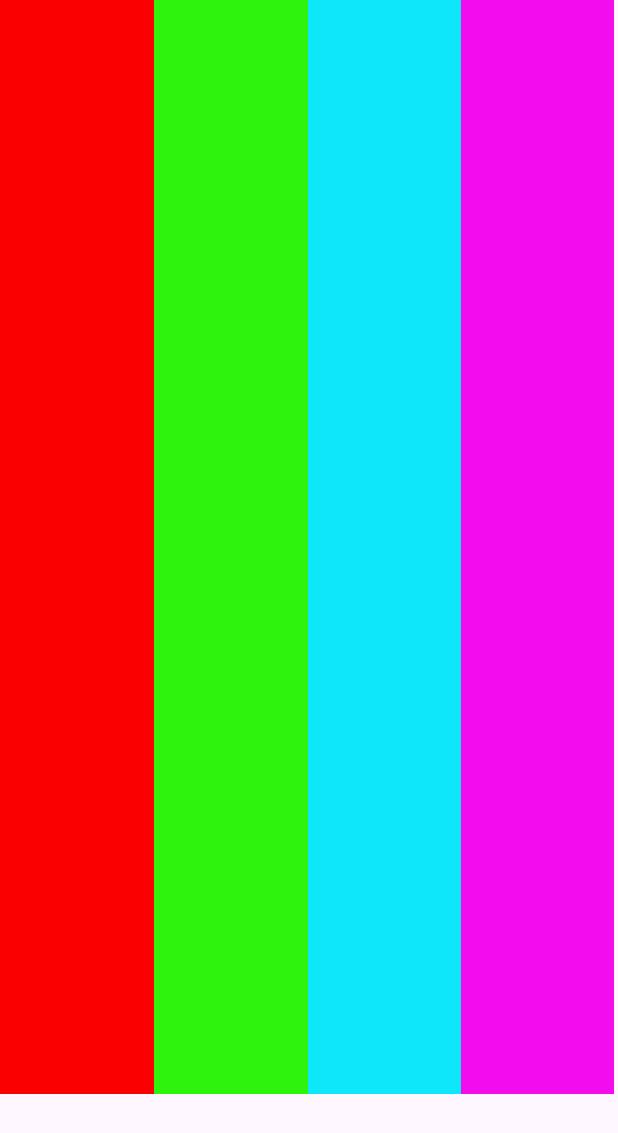
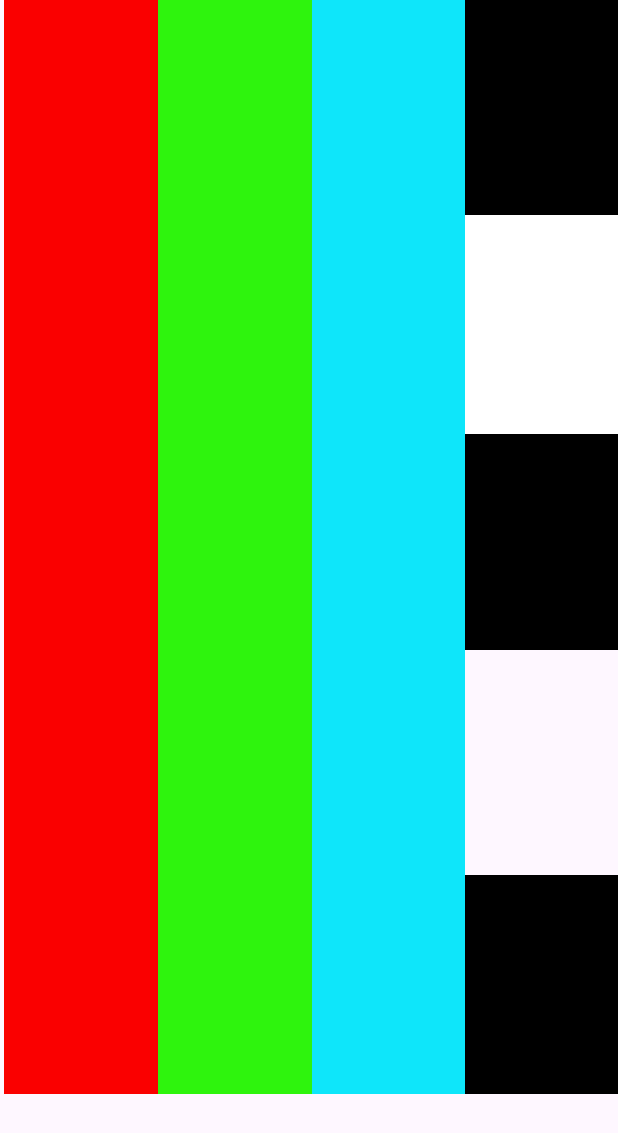
Before and after one commit to Kikerb/Programacion_Multimedia, an Android app: the screen it shows after launch (MainActivity), on a phone screen of 412 x 824 dp. Shown: the top 1133 px of the screen. Run offline under Robolectric (Android 15) with nearby library versions, the phone set to English and light mode, and no system bars.

Commit message:
Ejercicio 1.2 Practica4
Ejercicio 1.2

```diff
--- a/Practica_4/app/src/main/res/layout/activity_main.xml
+++ b/Practica_4/app/src/main/res/layout/activity_main.xml
@@ -12,8 +12,8 @@
         android:layout_height="729dp"
         android:gravity="right"
         android:orientation="horizontal"
+        app:layout_constraintEnd_toEndOf="parent"
         tools:ignore="MissingConstraints"
-        tools:layout_editor_absoluteX="1dp"
         tools:layout_editor_absoluteY="1dp">
 
         <View
@@ -37,11 +37,42 @@
             android:layout_weight="1"
             android:background="#0EE6FA" />
 
-        <View
-            android:id="@+id/view4"
-            android:layout_width="wrap_content"
+        <LinearLayout
+            android:layout_width="match_parent"
             android:layout_height="wrap_content"
             android:layout_weight="1"
-            android:background="#F20CEE" />
+            android:orientation="vertical">
+
+            <View
+                android:id="@+id/view5"
+                android:layout_width="match_parent"
+                android:layout_height="143dp"
+                android:background="#000000" />
+
+            <View
+                android:id="@+id/view6"
+                android:layout_width="match_parent"
+                android:layout_height="146dp"
+                android:background="#FFFFFF" />
+
+            <View
+                android:id="@+id/view7"
+                android:layout_width="match_parent"
+                android:layout_height="144dp"
+                android:background="#000000" />
+
+            <View
+                android:id="@+id/view8"
+                android:layout_width="match_parent"
+                android:layout_height="150dp" />
+
+            <View
+                android:id="@+id/view9"
+                android:layout_width="match_parent"
+                android:layout_height="wrap_content"
+                android:background="#000000" />
+
+        </LinearLayout>
+
     </LinearLayout>
 </androidx.constraintlayout.widget.ConstraintLayout>
```
